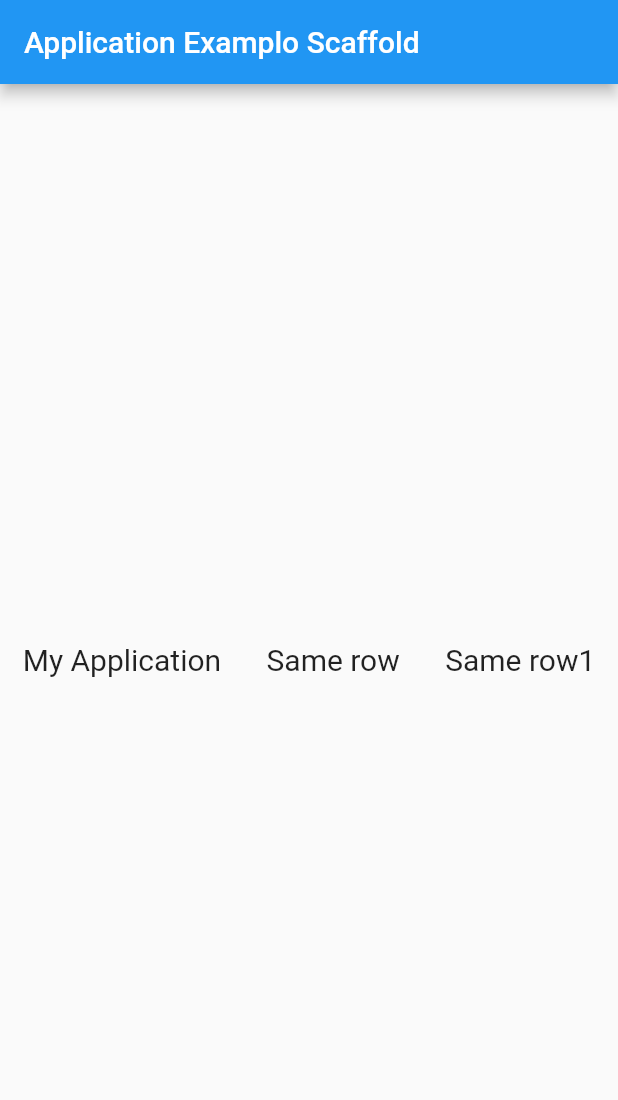
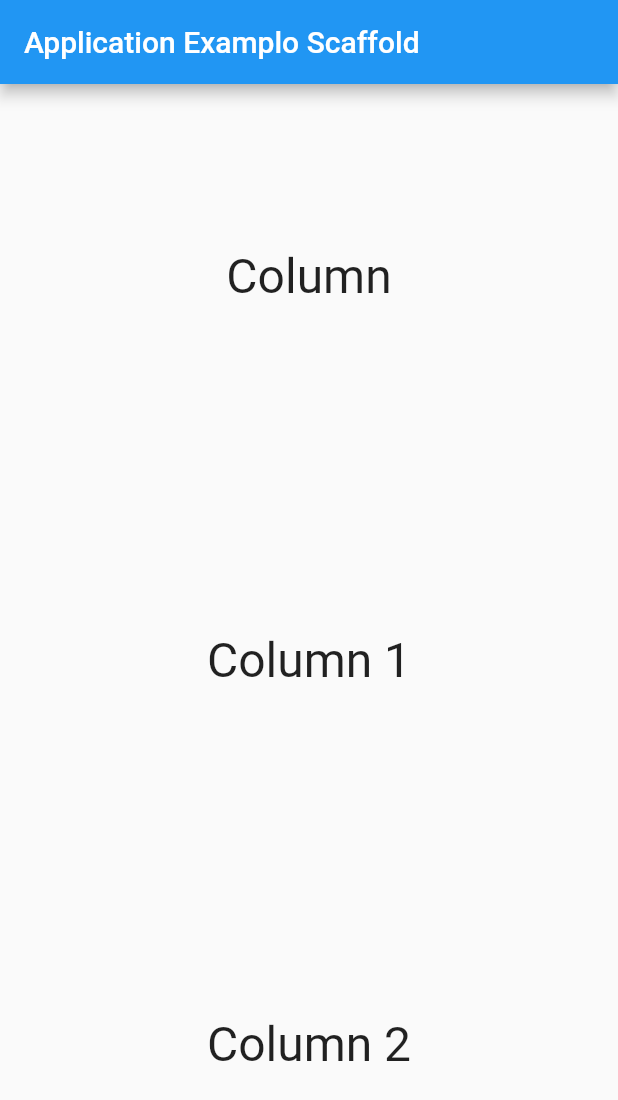
Before and after one commit to kamijidias/Flutter-Projects, a Flutter app: the screen it shows after launch, on a phone screen of 412 x 824 dp. Shown: the top 1100 px of the screen. Run offline on Flutter 3.47's test engine with Material 2 defaults, Android fonts, the phone set to English and light mode, and no system bars.

Commit message:
Entendendo o contexto de columns

```diff
--- a/first_project/lib/main.dart
+++ b/first_project/lib/main.dart
@@ -19,25 +19,25 @@ class _MyAppState extends State<MyApp> {
         appBar: AppBar(
           title: const Text('Application Examplo Scaffold'),
         ),
-        body: const Row(
+        body: const Column(
           mainAxisAlignment: MainAxisAlignment.spaceAround,
           children: [
             Center(
               child: Text(
-                'My Application',
-                style: TextStyle(fontSize: 20),
+                'Column',
+                style: TextStyle(fontSize: 32),
               ),
             ),
             Center(
               child: Text(
-                'Same row',
-                style: TextStyle(fontSize: 20),
+                'Column 1',
+                style: TextStyle(fontSize: 32),
               ),
             ),
             Center(
               child: Text(
-                'Same row1',
-                style: TextStyle(fontSize: 20),
+                'Column 2',
+                style: TextStyle(fontSize: 32),
               ),
             ),
           ],
```
